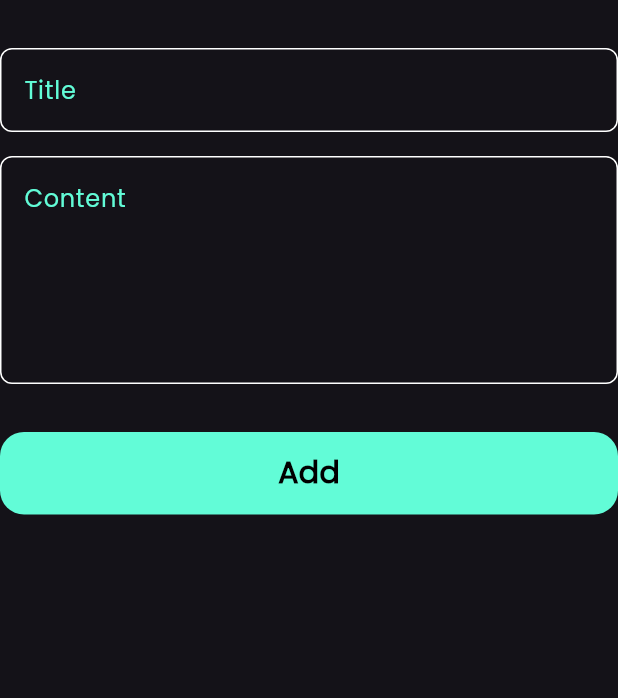
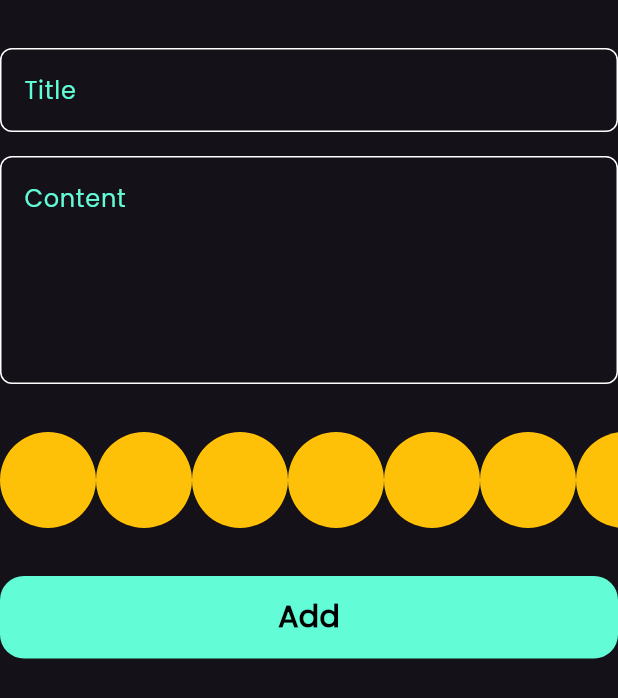
Before and after one commit to Yousef0Salah/notes_app, a Flutter app: the AddNoteForm widget shown alone on an empty page, opened directly, on a phone screen of 412 x 824 dp. Shown: the top 698 px of the screen. Run offline on Flutter 3.47's test engine with Material 3 defaults, Android fonts, the phone set to English and light mode, and no system bars; our stand-ins replace bloc, flutter_bloc, font_awesome_flutter, hive, hive_flutter, modal_progress_hud_nsn; accounts and stored records are empty.

Commit message:
create colors list view part 1

```diff
--- a/lib/views/widgets/add_note_form.dart
+++ b/lib/views/widgets/add_note_form.dart
@@ -3,6 +3,7 @@ import 'package:flutter_bloc/flutter_bloc.dart';
 import 'package:intl/intl.dart';
 import 'package:notes/cubits/add_note_cubit/add_note_cubit.dart';
 import 'package:notes/models/note_model.dart';
+import 'package:notes/views/widgets/colors_list_view.dart';
 import 'package:notes/views/widgets/custom_button.dart';
 import 'package:notes/views/widgets/custom_text_field.dart';
 
@@ -38,7 +39,11 @@ class _AddNoteFormState extends State<AddNoteForm> {
               subTitle = value;
             },
           ),
+
           const SizedBox(height: 32),
+          ColorsListView(),
+          const SizedBox(height: 32),
+
           BlocBuilder<AddNoteCubit, AddNoteState>(
             builder: (context, state) {
               return CustomButton(
--- /dev/null
+++ b/lib/views/widgets/colors_list_view.dart
@@ -0,0 +1,29 @@
+
+import 'package:flutter/material.dart';
+
+class ColorItem extends StatelessWidget {
+  const ColorItem({super.key});
+
+  @override
+  Widget build(BuildContext context) {
+    return const CircleAvatar(backgroundColor: Colors.amber, radius: 32);
+  }
+}
+
+class ColorsListView extends StatelessWidget {
+  const ColorsListView({super.key});
+
+  @override
+  Widget build(BuildContext context) {
+    return SizedBox(
+      height: 32*2,
+      child: ListView.builder(
+        scrollDirection: Axis.horizontal,
+        itemCount: 10,
+        itemBuilder: (context, index) {
+          return const ColorItem();
+        },
+      ),
+    );
+  }
+}
```
